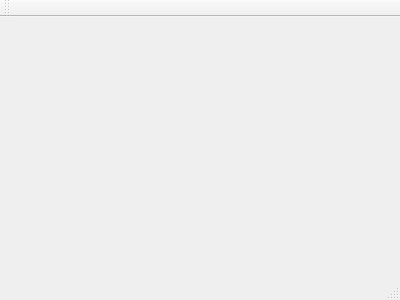
Qt form Qt_Curves/mainwindow.ui (ZeroCoolX/Qt_Curves) before a commit.
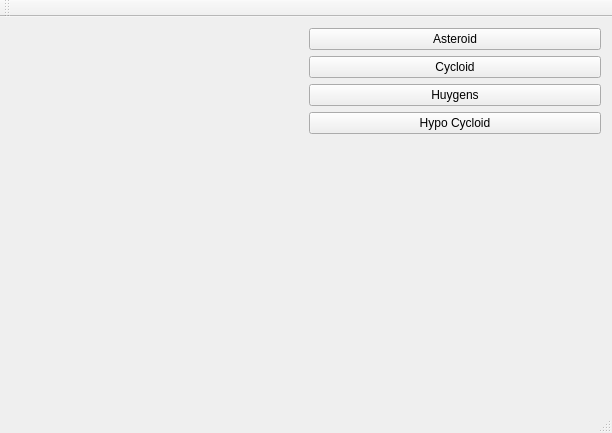
The same form after that commit. Custom widgets are drawn as their Qt base class.

Commit message: Added 4 button slots to trigger render color changes

The edit to the form file:
```diff
--- a/Qt_Curves/mainwindow.ui
+++ b/Qt_Curves/mainwindow.ui
@@ -6,24 +6,68 @@
    <rect>
     <x>0</x>
     <y>0</y>
-    <width>400</width>
-    <height>300</height>
+    <width>612</width>
+    <height>433</height>
    </rect>
   </property>
   <property name="windowTitle">
    <string>MainWindow</string>
   </property>
   <widget class="QWidget" name="centralWidget">
-   <widget class="RenderArea" name="renderArea" native="true">
-    <property name="geometry">
-     <rect>
-      <x>49</x>
-      <y>39</y>
-      <width>311</width>
-      <height>201</height>
-     </rect>
-    </property>
-   </widget>
+   <layout class="QGridLayout" name="gridLayout">
+    <item row="0" column="0">
+     <layout class="QHBoxLayout" name="horizontalLayout">
+      <item>
+       <widget class="RenderArea" name="renderArea" native="true"/>
+      </item>
+      <item>
+       <layout class="QVBoxLayout" name="verticalLayout">
+        <item>
+         <widget class="QPushButton" name="btnAsteroid">
+          <property name="text">
+           <string>Asteroid</string>
+          </property>
+         </widget>
+        </item>
+        <item>
+         <widget class="QPushButton" name="btnCycloid">
+          <property name="text">
+           <string>Cycloid</string>
+          </property>
+         </widget>
+        </item>
+        <item>
+         <widget class="QPushButton" name="btnHuygens">
+          <property name="text">
+           <string>Huygens</string>
+          </property>
+         </widget>
+        </item>
+        <item>
+         <widget class="QPushButton" name="btnHypoCycloid">
+          <property name="text">
+           <string>Hypo Cycloid</string>
+          </property>
+         </widget>
+        </item>
+        <item>
+         <spacer name="verticalSpacer">
+          <property name="orientation">
+           <enum>Qt::Vertical</enum>
+          </property>
+          <property name="sizeHint" stdset="0">
+           <size>
+            <width>20</width>
+            <height>40</height>
+           </size>
+          </property>
+         </spacer>
+        </item>
+       </layout>
+      </item>
+     </layout>
+    </item>
+   </layout>
   </widget>
   <widget class="QToolBar" name="mainToolBar">
    <attribute name="toolBarArea">
```
The commit also changes 4 other files.
